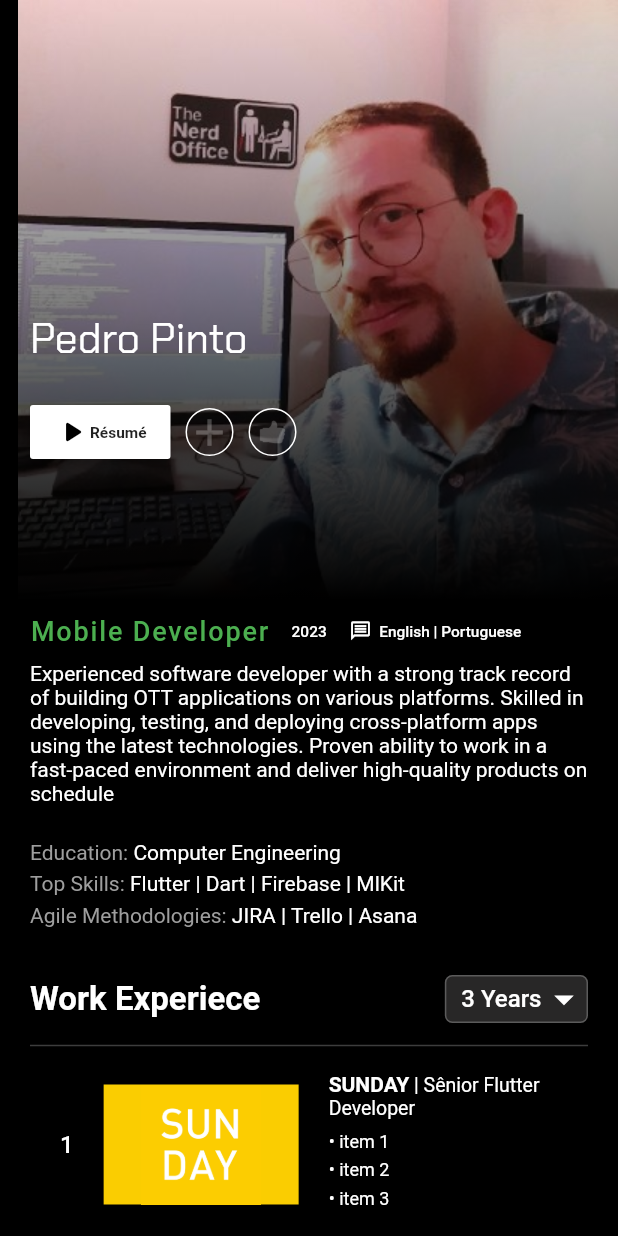
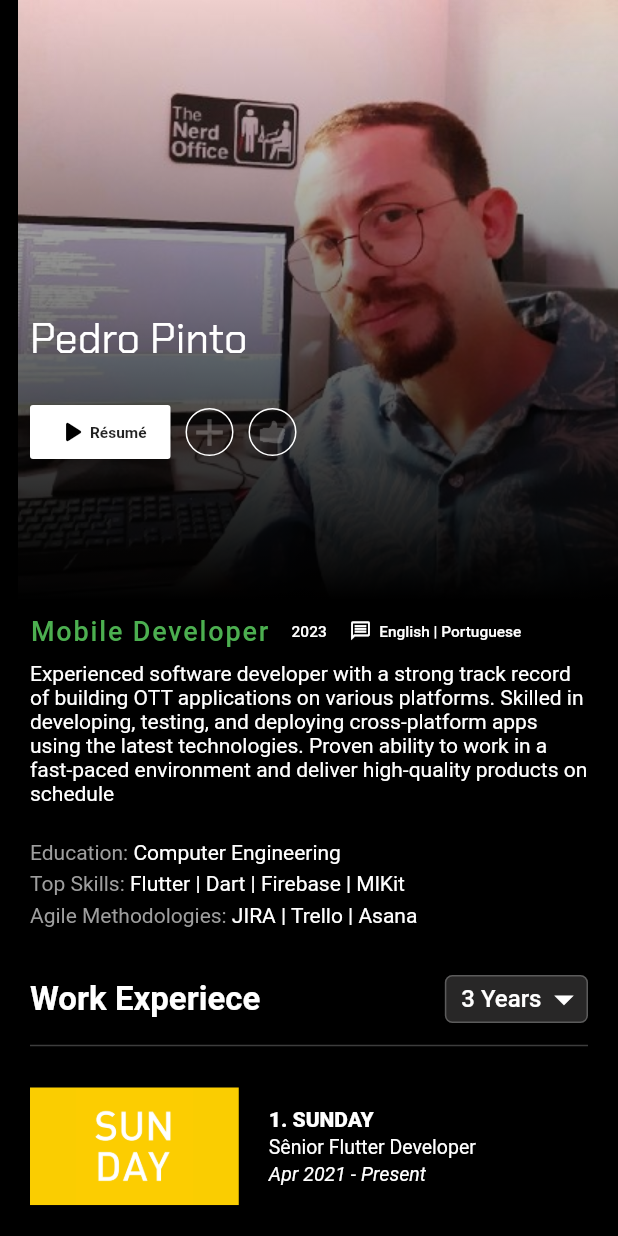
Before and after one commit to PedroPinto23/netflix-portfolio, a Flutter app: the screen it shows after launch, on a phone screen of 412 x 824 dp. Run offline on Flutter 3.47's test engine with Material 2 defaults, Android fonts, the phone set to English and light mode, and no system bars; our stand-ins replace google_fonts; Roboto replaces fonts that are missing (Oxygen).

Commit message:
adding job exp duration

```diff
--- a/assets/data/experience_data.json
+++ b/assets/data/experience_data.json
@@ -3,23 +3,25 @@
         {
             "company": "SUNDAY",
             "role": "Sênior Flutter Developer",
+            "duration": "Apr 2021 - Present",
             "image": "assets/companies/sunday_logo.png",
             "color": "0xFFFACD01",
             "description": [
                 {
-                    "item": "item 1"
+                    "item": "Lorem Ipsum is simply dummy text of the printing and typesetting industry. Lorem Ipsum has been the industry's standard dummy text ever since the 1500s, when an unknown printer took a galley of type and scrambled it to make a type specimen book."
                 },
                 {
-                    "item": "item 2"
+                    "item": "Lorem Ipsum is simply dummy text of the printing and typesetting industry. Lorem Ipsum has been the industry's standard dummy text ever since the 1500s, when an unknown printer took a galley of type and scrambled it to make a type specimen book."
                 },
                 {
-                    "item": "item 3"
+                    "item": "Lorem Ipsum is simply dummy text of the printing and typesetting industry. Lorem Ipsum has been the industry's standard dummy text ever since the 1500s, when an unknown printer took a galley of type and scrambled it to make a type specimen book."
                 }
             ]
         },
         {
             "company": "Lojong",
             "role": "Flutter Developer",
+            "duration": "Sept 22 - Present",
             "image": "assets/companies/lojong_logo.png",
             "color": "0xFFE09090",
             "description": [
@@ -37,6 +39,25 @@
         {
             "company": "Ubistart",
             "role": "Flutter Developer",
+            "duration": "Sept 2021 - Dec 2022",
+            "image": "assets/companies/ubistart_logo.png",
+            "color": "0xFFFFFFFF",
+            "description": [
+                {
+                    "item": "item 1"
+                },
+                {
+                    "item": "item 2"
+                },
+                {
+                    "item": "item 3"
+                }
+            ]
+        },
+        {
+            "company": "Ubistart",
+            "role": "Flutter Developer",
+            "duration": "Sept 2020 - Feb 2021",
             "image": "assets/companies/ubistart_logo.png",
             "color": "0xFFFFFFFF",
             "description": [
@@ -54,6 +75,7 @@
         {
             "company": "PetTech",
             "role": "Flutter Developer (Freelancer)",
+            "duration": "Mar 2020 - Abr 2020",
             "image": "assets/companies/pettech_logo.jpeg",
             "color": "0xFF42A5F5",
             "description": [
--- a/lib/data/experience_data.dart
+++ b/lib/data/experience_data.dart
@@ -15,12 +15,14 @@ class ExperiencesData {
 class Experience {
   String? company;
   String? role;
+  String? duration;
   String? image;
   String? color;
   List<Description>? description;
   Experience({
     this.company,
     this.role,
+    this.duration,
     this.image,
     this.color,
     this.description,
@@ -29,6 +31,7 @@ class Experience {
   factory Experience.fromJson(Map<String, dynamic> json) => Experience(
         company: json["company"],
         role: json["role"],
+        duration: json["duration"],
         image: json["image"],
         color: json["color"],
         description: List.from(json["description"])
@@ -39,6 +42,7 @@ class Experience {
   Map<String, dynamic> get toMap => {
         "company": company,
         "role": role,
+        "duration": duration,
         "image": image,
         "color": color,
         "description": description,
--- a/lib/home_page/components/experiences.dart
+++ b/lib/home_page/components/experiences.dart
@@ -57,6 +57,8 @@ class _ExperiencesState extends State<Experiences> {
 
   Divider get divider => const Divider(thickness: 1, color: Colors.white24);
 
+  int imageColor(Experience data) => int.parse(data.color ?? "");
+
   Widget get experiences => FutureBuilder(
       future: FetchExperience.getData(),
       builder: (context, snapshot) {
@@ -68,61 +70,106 @@ class _ExperiencesState extends State<Experiences> {
             physics: const NeverScrollableScrollPhysics(),
             shrinkWrap: true,
             itemCount: data.length,
-            itemBuilder: (_, index) => Column(
-              children: [experienceTile(data[index], index), divider],
-            ),
+            itemBuilder: (_, index) => isTiny
+                ? expTileMobile(data[index], index + 1)
+                : expTileDesktop(data[index], index + 1),
           );
         }
       });
 
-  Widget experienceTile(Experience data, int index) => Padding(
+  Widget expTileDesktop(Experience data, int index) => Column(
+        children: [
+          Padding(
             padding: const EdgeInsets.symmetric(horizontal: 20, vertical: 10),
             child: Row(
+              mainAxisAlignment: MainAxisAlignment.spaceBetween,
               children: [
-            Text("${index + 1}", style: yearsExpStyle),
-            imageTile(data.image ?? "", int.parse(data.color ?? "")),
+                Text("$index", style: yearsExpStyle),
+                const SizedBox(width: 20),
+                imageTile(data.image ?? "", imageColor(data)),
+                const SizedBox(width: 20),
                 Flexible(child: columnTile(data)),
               ],
             ),
+          ),
+          divider,
+        ],
+      );
+
+  Widget expTileMobile(Experience data, int index) => Column(
+    crossAxisAlignment: CrossAxisAlignment.start,
+        children: [
+          Padding(
+            padding: const EdgeInsets.symmetric(vertical: 20),
+            child: Row(
+              children: [
+                imageTile(data.image ?? "", imageColor(data)),
+                const SizedBox(width: 20),
+                descTitleMobile(data, index),
+              ],
+            ),
+          ),
+          descriptionItems(data.description ?? [])
+        ],
       );
 
   Widget imageTile(String path, int color) => Container(
-        margin: const EdgeInsets.symmetric(horizontal: 20),
         color: Color(color),
-        height: 80,
-        width: 130,
+        height: 78.36,
+        width: 139.17,
         child: Image.asset(path),
       );
 
   Widget columnTile(Experience data) => Column(
         crossAxisAlignment: CrossAxisAlignment.start,
         children: [
-          descriptionTitle(data.company, data.role),
+          descTitleDesktop(data),
           const SizedBox(height: 8),
           descriptionItems(data.description ?? []),
         ],
       );
 
-  RichText descriptionTitle(String? title, String? subtitle) => RichText(
+  Widget descTitleDesktop(Experience data) => Row(
+        mainAxisAlignment: MainAxisAlignment.spaceBetween,
+        children: [
+          Flexible(
+            child: RichText(
               text: TextSpan(
                 children: [
-            TextSpan(text: title, style: descTitleStyle),
+                  TextSpan(text: data.company, style: descTitleStyle),
                   TextSpan(text: " | ", style: descSubtitleStyle),
-            TextSpan(text: subtitle, style: descSubtitleStyle),
+                  TextSpan(text: data.role, style: descSubtitleStyle),
+                ],
+              ),
+            ),
+          ),
+          Text(data.duration ?? "", style: descDurationStyle),
+        ],
+      );
+
+  Widget descTitleMobile(Experience data, int index) => Flexible(
+        child: Column(
+          crossAxisAlignment: CrossAxisAlignment.start,
+          children: [
+            Text('$index. ${data.company ?? ""}', style: descTitleStyle),
+            const SizedBox(height: 3),
+            Text(data.role ?? "", style: descSubtitleStyle),
+            const SizedBox(height: 3),
+            Text(data.duration ?? "", style: descDurationStyle),
           ],
         ),
       );
 
   Widget descriptionItems(List<Description> descriptions) => Column(
         crossAxisAlignment: CrossAxisAlignment.start,
-        children: List.from(descriptions.map(descriptionTile).toList()),
+        children: List.from(descriptions.map(itemsTile).toList()),
       );
 
-  Widget descriptionTile(Description data) {
+  Widget itemsTile(Description data) {
     final item = data.item ?? "";
     return Padding(
       padding: const EdgeInsets.only(bottom: 5),
-      child: Text("• $item", style: descTileStyle),
+      child: Text("• $item", style: itemsTileStyle),
     );
   }
 
@@ -131,6 +178,10 @@ class _ExperiencesState extends State<Experiences> {
           valueColor: AlwaysStoppedAnimation(Colors.white),
         ),
       );
+
+  double get width => MediaQuery.of(context).size.width;
+
+  bool get isTiny => width < 600;
 
   TextStyle get titleStyle => GoogleFonts.oxygen(
         fontWeight: FontWeight.bold,
@@ -145,7 +196,7 @@ class _ExperiencesState extends State<Experiences> {
       );
 
   TextStyle get descTitleStyle => GoogleFonts.oxygen(
-        fontWeight: FontWeight.bold,
+        fontWeight: FontWeight.w900,
         color: Colors.white,
         fontSize: 14,
       );
@@ -155,7 +206,13 @@ class _ExperiencesState extends State<Experiences> {
         fontSize: 13,
       );
 
-  TextStyle get descTileStyle => GoogleFonts.oxygen(
+  TextStyle get descDurationStyle => GoogleFonts.oxygen(
+        color: Colors.white,
+        fontStyle: FontStyle.italic,
+        fontSize: 13,
+      );
+
+  TextStyle get itemsTileStyle => GoogleFonts.oxygen(
         color: Colors.white,
         fontSize: 12,
       );
```
Lines whose indentation alone changed are shown as unchanged.
